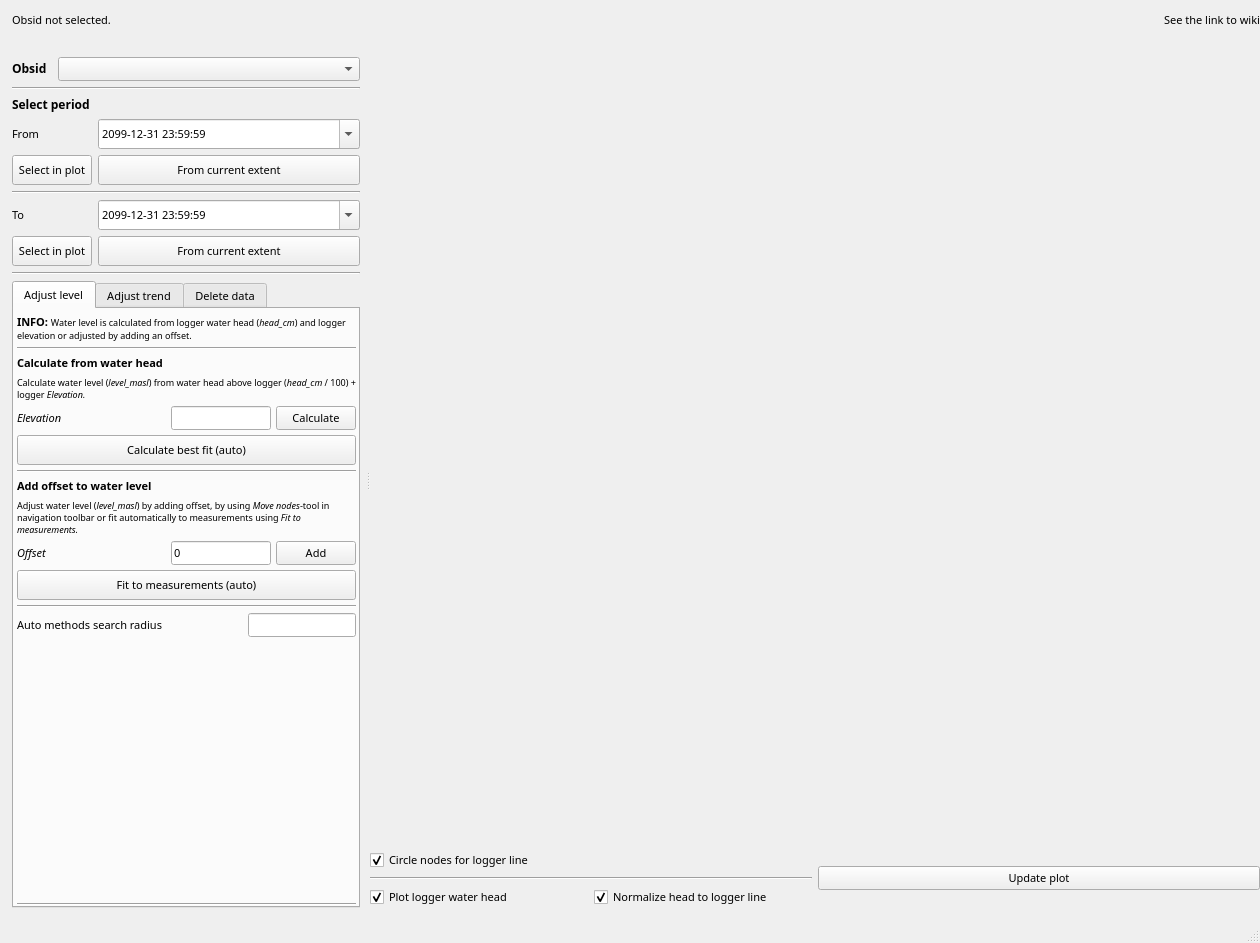
Above: ui/calibr_logger_dialog_integrated.ui from HenrikSpa/qgis-midvatten-plugin before the change. Below: the same form after it.
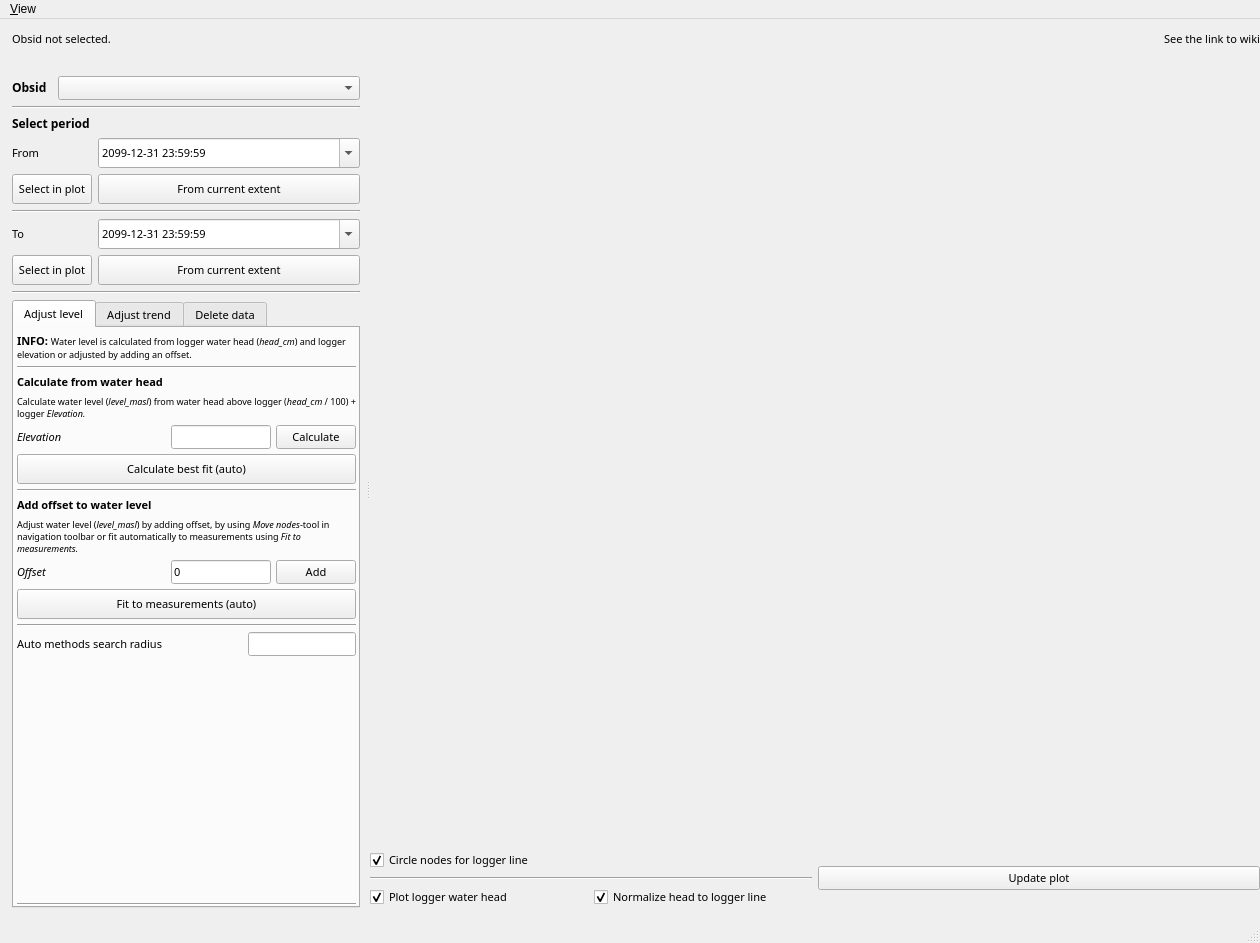
That is the form after the change.

Commit message:
fix(loggereditor): make View menu mouse-clickable; remove Reference series toolbar
Define the View QMenu in the UI file so setupUi populates the menu bar
before the QMainWindow lays out its children. An empty QMenuBar caused the
central widget's native child to start at y=0, intercepting mouse clicks
at the menu bar's position (Alt+V still worked, bypassing widget hit-testing).

Also removes the redundant Reference series toolbar; the dock can now
only be toggled via View > Reference series in the menu bar.

```diff
--- a/ui/calibr_logger_dialog_integrated.ui
+++ b/ui/calibr_logger_dialog_integrated.ui
@@ -2131,6 +2131,12 @@
      <height>20</height>
     </rect>
    </property>
+   <widget class="QMenu" name="menuView">
+    <property name="title">
+     <string>&amp;View</string>
+    </property>
+   </widget>
+   <addaction name="menuView"/>
   </widget>
   <widget class="QStatusBar" name="statusbar"/>
  </widget>
```
The commit also changes 1 other file.
